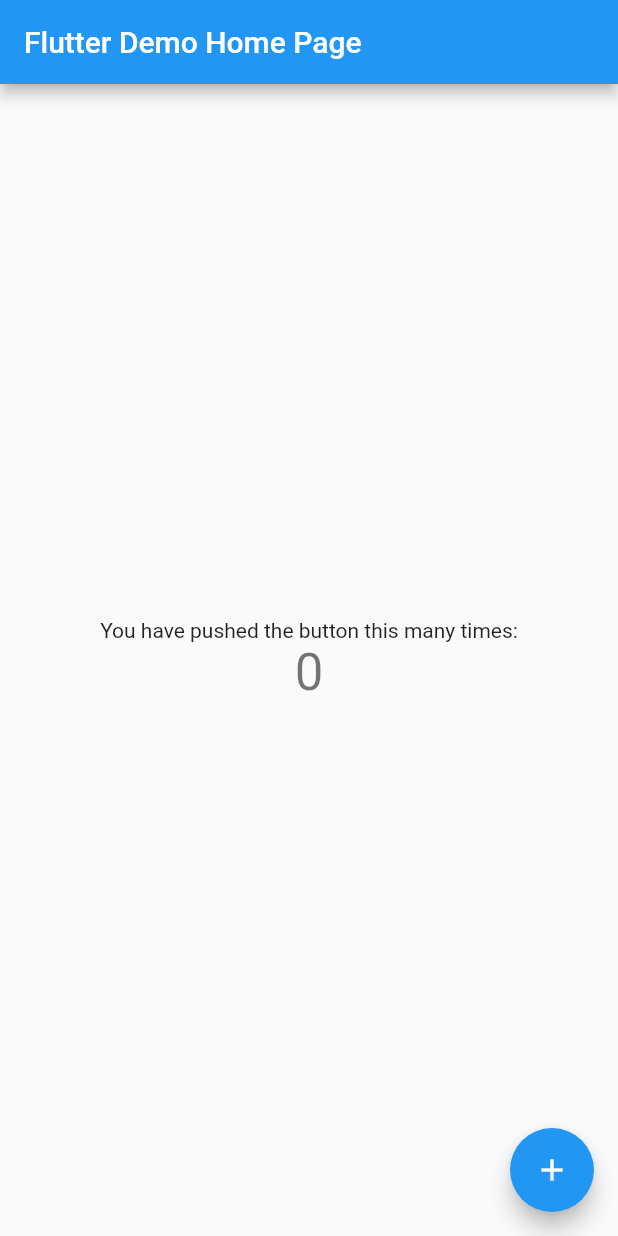
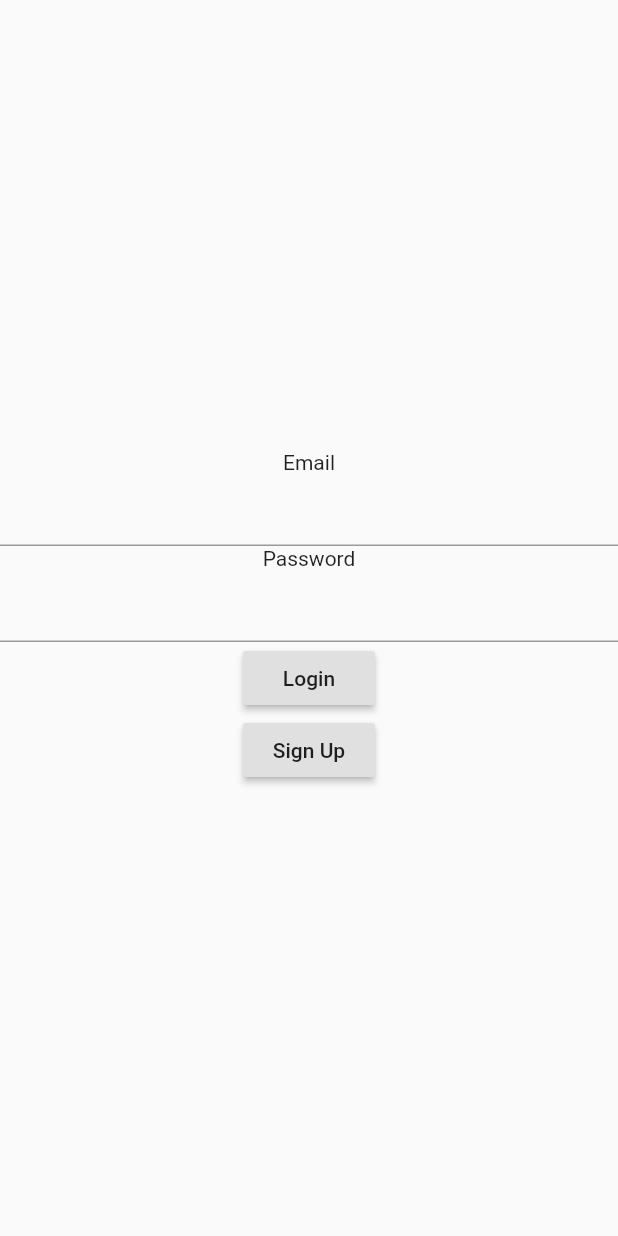
Before and after one commit to AhmedMorra1/elegant_notes, a Flutter app: the screen it shows after launch, on a phone screen of 412 x 824 dp. Run offline on Flutter 3.47's test engine with Material 2 defaults, Android fonts, the phone set to English and light mode, and no system bars; our stand-ins replace firebase_auth, firebase_core; accounts and stored records are empty.

Commit message:
Add login/sign up pages and functionality

```diff
--- a/lib/main.dart
+++ b/lib/main.dart
@@ -1,117 +1,59 @@
 import 'package:flutter/material.dart';
+import 'package:elegant_notes/screens/login.dart';
+import 'package:elegant_notes/screens/home.dart';
+import 'package:firebase_core/firebase_core.dart';
+import 'package:elegant_notes/screens/warning.dart';
+import 'package:firebase_auth/firebase_auth.dart';
+import 'package:elegant_notes/services/auth_service.dart';
 
-void main() {
+void main() async {
+  WidgetsFlutterBinding.ensureInitialized();
+  await Firebase.initializeApp();
   runApp(MyApp());
 }
 
 class MyApp extends StatelessWidget {
+  // Create the initialization Future outside of `build`:
+  final Future<FirebaseApp> _initialization = Firebase.initializeApp();
+  final FirebaseAuth auth = FirebaseAuth.instance;
+
   // This widget is the root of your application.
   @override
   Widget build(BuildContext context) {
-    return MaterialApp(
-      title: 'Flutter Demo',
-      theme: ThemeData(
-        // This is the theme of your application.
-        //
-        // Try running your application with "flutter run". You'll see the
-        // application has a blue toolbar. Then, without quitting the app, try
-        // changing the primarySwatch below to Colors.green and then invoke
-        // "hot reload" (press "r" in the console where you ran "flutter run",
-        // or simply save your changes to "hot reload" in a Flutter IDE).
-        // Notice that the counter didn't reset back to zero; the application
-        // is not restarted.
-        primarySwatch: Colors.blue,
-        // This makes the visual density adapt to the platform that you run
-        // the app on. For desktop platforms, the controls will be smaller and
-        // closer together (more dense) than on mobile platforms.
-        visualDensity: VisualDensity.adaptivePlatformDensity,
-      ),
-      home: MyHomePage(title: 'Flutter Demo Home Page'),
+    return FutureBuilder(
+      // Initialize FlutterFire:
+      future: _initialization,
+      builder: (context, snapshot) {
+        // Check for errors
+        if (snapshot.hasError) {
+          return (MaterialApp(
+            home: Warning(
+              warning: 'Error',
+            ),
+          ));
+        }
+        // once complete show your app
+        if (snapshot.connectionState == ConnectionState.done) {
+          print('CONNECTED');
+
+          if (AuthService().user() == null) {
+            return MaterialApp(
+              home: LoginPage(),
+            );
+          } else {
+            return MaterialApp(
+              home: HomePage(),
+            );
+          }
+        }
+        // if nothing happens return loading
+        return MaterialApp(
+          home: //LoginPage()
+              Warning(
+            warning: 'Loading',
+          ),
+        );
+      },
     );
   }
 }
-
-class MyHomePage extends StatefulWidget {
-  MyHomePage({Key key, this.title}) : super(key: key);
-
-  // This widget is the home page of your application. It is stateful, meaning
-  // that it has a State object (defined below) that contains fields that affect
-  // how it looks.
-
-  // This class is the configuration for the state. It holds the values (in this
-  // case the title) provided by the parent (in this case the App widget) and
-  // used by the build method of the State. Fields in a Widget subclass are
-  // always marked "final".
-
-  final String title;
-
-  @override
-  _MyHomePageState createState() => _MyHomePageState();
-}
-
-class _MyHomePageState extends State<MyHomePage> {
-  int _counter = 0;
-
-  void _incrementCounter() {
-    setState(() {
-      // This call to setState tells the Flutter framework that something has
-      // changed in this State, which causes it to rerun the build method below
-      // so that the display can reflect the updated values. If we changed
-      // _counter without calling setState(), then the build method would not be
-      // called again, and so nothing would appear to happen.
-      _counter++;
-    });
-  }
-
-  @override
-  Widget build(BuildContext context) {
-    // This method is rerun every time setState is called, for instance as done
-    // by the _incrementCounter method above.
-    //
-    // The Flutter framework has been optimized to make rerunning build methods
-    // fast, so that you can just rebuild anything that needs updating rather
-    // than having to individually change instances of widgets.
-    return Scaffold(
-      appBar: AppBar(
-        // Here we take the value from the MyHomePage object that was created by
-        // the App.build method, and use it to set our appbar title.
-        title: Text(widget.title),
-      ),
-      body: Center(
-        // Center is a layout widget. It takes a single child and positions it
-        // in the middle of the parent.
-        child: Column(
-          // Column is also a layout widget. It takes a list of children and
-          // arranges them vertically. By default, it sizes itself to fit its
-          // children horizontally, and tries to be as tall as its parent.
-          //
-          // Invoke "debug painting" (press "p" in the console, choose the
-          // "Toggle Debug Paint" action from the Flutter Inspector in Android
-          // Studio, or the "Toggle Debug Paint" command in Visual Studio Code)
-          // to see the wireframe for each widget.
-          //
-          // Column has various properties to control how it sizes itself and
-          // how it positions its children. Here we use mainAxisAlignment to
-          // center the children vertically; the main axis here is the vertical
-          // axis because Columns are vertical (the cross axis would be
-          // horizontal).
-          mainAxisAlignment: MainAxisAlignment.center,
-          children: <Widget>[
-            Text(
-              'You have pushed the button this many times:',
-            ),
-            Text(
-              '$_counter',
-              style: Theme.of(context).textTheme.headline4,
-            ),
-          ],
-        ),
-      ),
-      floatingActionButton: FloatingActionButton(
-        onPressed: _incrementCounter,
-        tooltip: 'Increment',
-        child: Icon(Icons.add),
-      ), // This trailing comma makes auto-formatting nicer for build methods.
-    );
-  }
-}
--- /dev/null
+++ b/lib/screens/login.dart
@@ -0,0 +1,79 @@
+import 'package:elegant_notes/screens/home.dart';
+import 'package:flutter/material.dart';
+import 'package:firebase_auth/firebase_auth.dart';
+
+class LoginPage extends StatelessWidget {
+  static String email;
+  static String password;
+  final FirebaseAuth auth = FirebaseAuth.instance;
+  @override
+  Widget build(BuildContext context) {
+    return Scaffold(
+      body: SafeArea(
+        child: Column(
+          mainAxisAlignment: MainAxisAlignment.center,
+          crossAxisAlignment: CrossAxisAlignment.center,
+          children: [
+            Text('Email'),
+            TextField(
+              onChanged: (value) {
+                email = value;
+              },
+            ),
+            Text('Password'),
+            TextField(
+              onChanged: (value) {
+                password = value;
+              },
+            ),
+            RaisedButton(
+              child: Text('Login'),
+              onPressed: () {
+                print('Login button pressed');
+                _signInWithEmailAndPassword();
+                Navigator.push(context, MaterialPageRoute(builder: (context) {
+                  return HomePage();
+                }));
+              },
+            ),
+            RaisedButton(
+              child: Text('Sign Up'),
+              onPressed: () {
+                print('Sign Up button pressed');
+                _register();
+              },
+            ),
+          ],
+        ),
+      ),
+    );
+  }
+
+  // Example code for registration.
+  void _register() async {
+    final User user = (await auth.createUserWithEmailAndPassword(
+      email: email,
+      password: password,
+    ))
+        .user;
+    if (user != null) {
+      print('SIGN UP SUCCESS');
+    } else {
+      print('SING UP FAILURE');
+    }
+  }
+
+  // Example code of how to sign in with email and password.
+  void _signInWithEmailAndPassword() async {
+    try {
+      final User user = (await auth.signInWithEmailAndPassword(
+        email: email,
+        password: password,
+      ))
+          .user;
+      print('Signed In');
+    } catch (e) {
+      print("Failed to sign in with Email & Password");
+    }
+  }
+}
--- /dev/null
+++ b/lib/services/auth_service.dart
@@ -0,0 +1,17 @@
+import 'package:firebase_auth/firebase_auth.dart';
+
+class AuthService {
+  final FirebaseAuth _auth = FirebaseAuth.instance;
+
+  // auth change user stream
+  User user() {
+    // ignore: deprecated_member_use
+    _auth.authStateChanges().listen((User user) {
+      if (user == null) {
+        return null;
+      } else {
+        return user;
+      }
+    });
+  }
+}
--- a/pubspec.yaml
+++ b/pubspec.yaml
@@ -28,6 +28,8 @@
   # The following adds the Cupertino Icons font to your application.
   # Use with the CupertinoIcons class for iOS style icons.
   cupertino_icons: ^0.1.3
+  firebase_core: ^0.5.0+1
+  firebase_auth: ^0.18.1+2
 
 dev_dependencies:
   flutter_test:
```
Also changed, not shown: lib/screens/home.dart (added, +29 -0 lines), lib/screens/warning.dart (added, +16 -0 lines), pubspec.lock, 3 other files.
